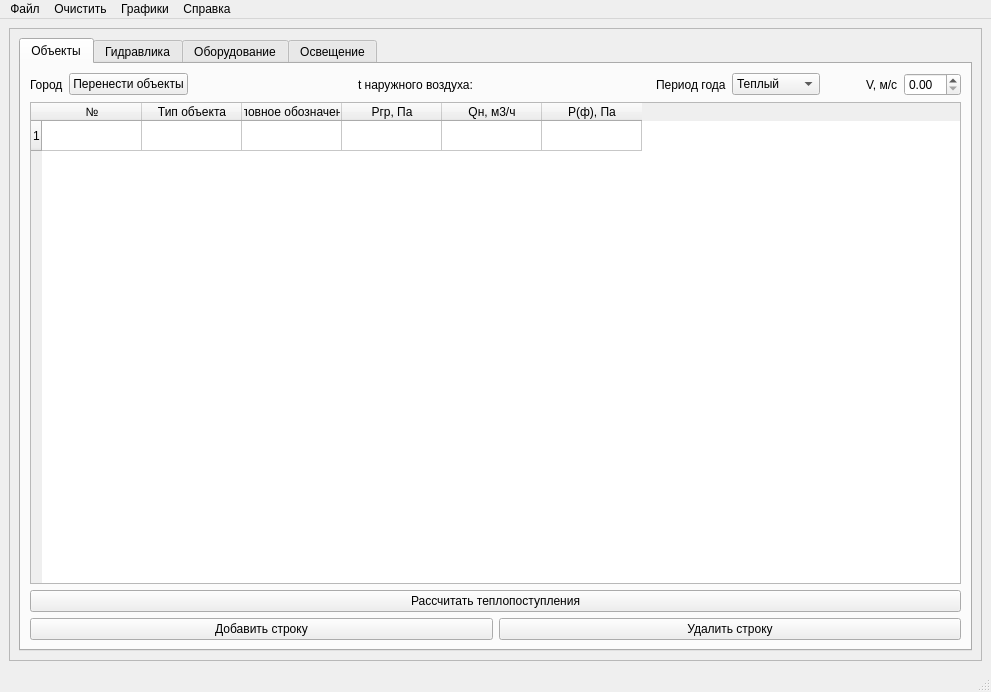
This is gasgui.ui in FrostEasy54/multivar-calc-of-gas-network as Qt 5 draws it before an edit. The edited form follows.
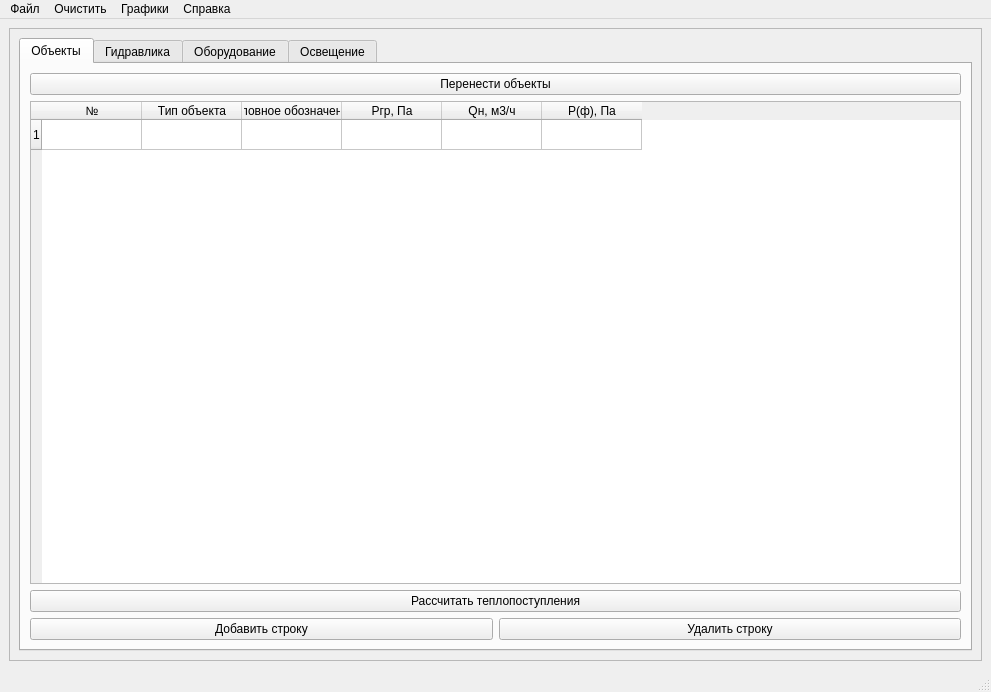
This is the edited form.

The edit to the form file:
```diff
--- a/gasgui.ui
+++ b/gasgui.ui
@@ -47,13 +47,6 @@
              <layout class="QHBoxLayout" name="horizontalLayout">
               <item>
                <layout class="QHBoxLayout" name="CityHorizontalLayout">
-                <item>
-                 <widget class="QLabel" name="CityLabel">
-                  <property name="text">
-                   <string>Город</string>
-                  </property>
-                 </widget>
-                </item>
                 <item>
                  <widget class="QPushButton" name="ExportObjectsOnHydraPushButton">
                   <property name="text">
@@ -63,105 +56,6 @@
                 </item>
                </layout>
               </item>
-              <item>
-               <spacer name="horizontalSpacer">
-                <property name="orientation">
-                 <enum>Qt::Horizontal</enum>
-                </property>
-                <property name="sizeHint" stdset="0">
-                 <size>
-                  <width>40</width>
-                  <height>20</height>
-                 </size>
-                </property>
-               </spacer>
-              </item>
-              <item>
-               <layout class="QHBoxLayout" name="TempOutsideHorizontalLayout">
-                <property name="spacing">
-                 <number>6</number>
-                </property>
-                <item>
-                 <widget class="QLabel" name="TempOutsideLabel">
-                  <property name="text">
-                   <string>t наружного воздуха:</string>
-                  </property>
-                 </widget>
-                </item>
-                <item>
-                 <widget class="QLabel" name="TempOutsideValueLabel">
-                  <property name="text">
-                   <string/>
-                  </property>
-                 </widget>
-                </item>
-               </layout>
-              </item>
-              <item>
-               <spacer name="horizontalSpacer_2">
-                <property name="orientation">
-                 <enum>Qt::Horizontal</enum>
-                </property>
-                <property name="sizeHint" stdset="0">
-                 <size>
-                  <width>40</width>
-                  <height>20</height>
-                 </size>
-                </property>
-               </spacer>
-              </item>
-              <item>
-               <layout class="QHBoxLayout" name="SeasonHorizontalLayout">
-                <item>
-                 <widget class="QLabel" name="SeasonLabel">
-                  <property name="text">
-                   <string>Период года</string>
-                  </property>
-                 </widget>
-                </item>
-                <item>
-                 <widget class="QComboBox" name="SeasonComboBox">
-                  <item>
-                   <property name="text">
-                    <string>Теплый</string>
-                   </property>
-                  </item>
-                  <item>
-                   <property name="text">
-                    <string>Холодный</string>
-                   </property>
-                  </item>
-                 </widget>
-                </item>
-                <item>
-                 <spacer name="horizontalSpacer_3">
-                  <property name="orientation">
-                   <enum>Qt::Horizontal</enum>
-                  </property>
-                  <property name="sizeHint" stdset="0">
-                   <size>
-                    <width>40</width>
-                    <height>20</height>
-                   </size>
-                  </property>
-                 </spacer>
-                </item>
-               </layout>
-              </item>
-              <item>
-               <layout class="QHBoxLayout" name="WindSpeedHorizontalLayout">
-                <item>
-                 <widget class="QLabel" name="WindSpeedLabel">
-                  <property name="text">
-                   <string>V, м/с</string>
-                  </property>
-                 </widget>
-                </item>
-                <item>
-                 <widget class="QDoubleSpinBox" name="WindSpeedDoubleSpinBox"/>
-                </item>
-               </layout>
-              </item>
              </layout>
             </item>
             <item row="1" column="0">
```
Left out of the diff: 31 changed lines with no effect on the pictures.
